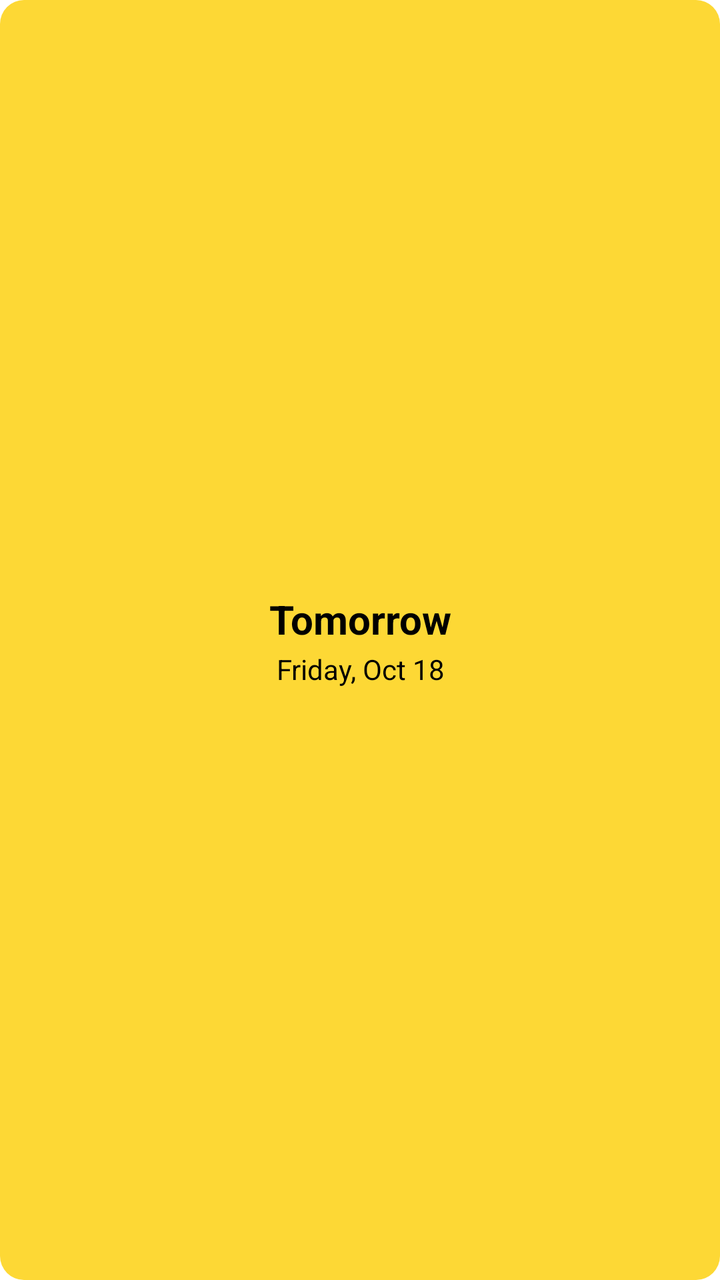
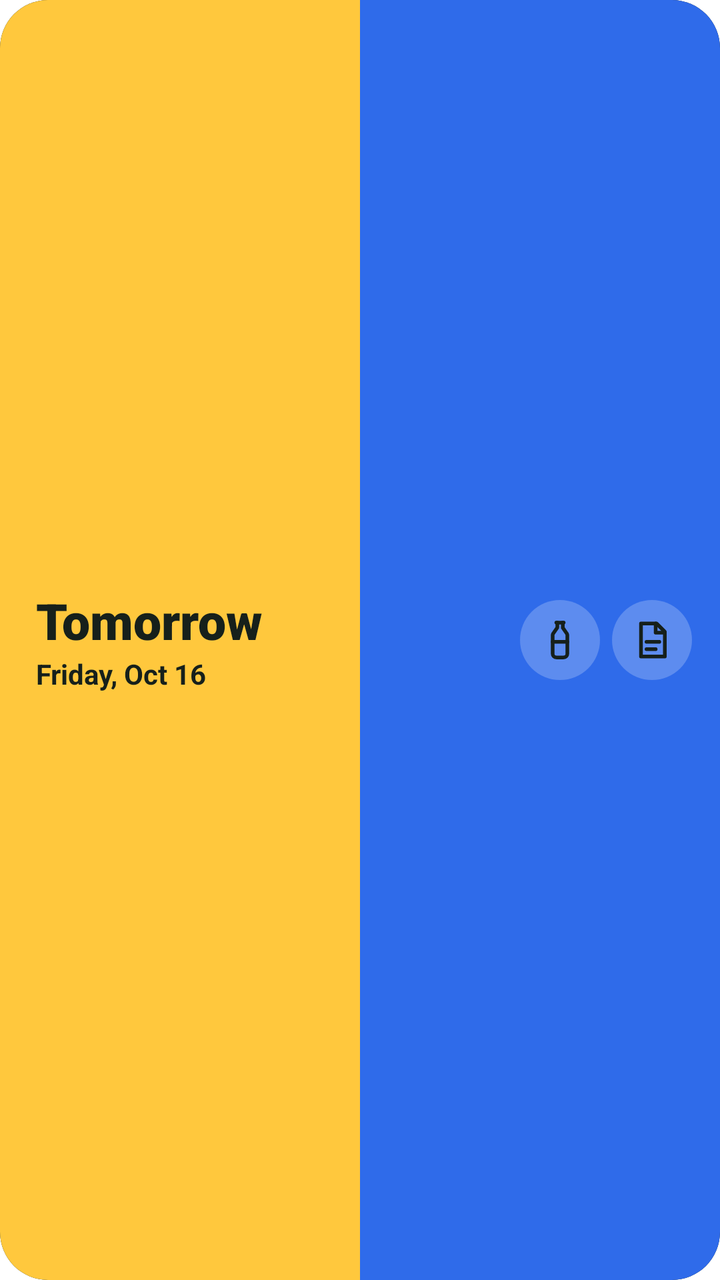

An Android layout rendered at two revisions. The XML below is the earlier revision; the diff shows what the commit changed to produce the second picture.
<!-- AndroidManifest.xml: fallback theme Theme.MaterialComponents.DayNight.NoActionBar -->
<!-- res/layout/trashifier_widget_preview.xml -->
<LinearLayout xmlns:android="http://schemas.android.com/apk/res/android"
    android:id="@+id/widget_container"
    android:layout_width="match_parent"
    android:layout_height="match_parent"
    android:orientation="vertical"
    android:background="@drawable/widget_background_plastic"
    android:paddingLeft="16dp"
    android:paddingRight="16dp"
    android:paddingTop="12dp"
    android:paddingBottom="12dp"
    android:gravity="center">

    
    <ImageView
        android:id="@+id/app_icon"
        android:layout_width="48dp"
        android:layout_height="48dp"
        android:src="@mipmap/launcher_icon"
        android:layout_gravity="center"
        android:visibility="gone" />

    
    <TextView
        android:id="@+id/days_until_text"
        android:layout_width="wrap_content"
        android:layout_height="wrap_content"
        android:text="Tomorrow"
        android:textSize="20sp"
        android:textStyle="bold"
        android:textColor="@android:color/black"
        android:gravity="center"
        android:maxLines="2"
        android:ellipsize="end" />

    
    <TextView
        android:id="@+id/pickup_date_text"
        android:layout_width="wrap_content"
        android:layout_height="wrap_content"
        android:text="Friday, Oct 18"
        android:textSize="14sp"
        android:textColor="@android:color/black"
        android:layout_marginTop="2dp"
        android:gravity="center"
        android:lines="1"
        android:ellipsize="end" />

</LinearLayout>
<!-- resources referenced by this layout -->
<resources>
  <!-- drawable widget_background_plastic (drawable) -->
  <?xml version="1.0" encoding="utf-8"?>
  <shape xmlns:android="http://schemas.android.com/apk/res/android"
      android:shape="rectangle">
      <corners android:radius="12dp" />
      <solid android:color="@color/plastic_color" />
  </shape>
  <!-- mipmap launcher_icon: png bitmap (mipmap-hdpi, 3794 bytes) -->
  <color name="plastic_color">#FFFDD835</color>
</resources>

<!-- the commit's change to res/layout/trashifier_widget_preview.xml (unified diff, before → after) -->
@@ -1,48 +1,154 @@
-<LinearLayout xmlns:android="http://schemas.android.com/apk/res/android"
+<?xml version="1.0" encoding="utf-8"?>
+<FrameLayout xmlns:android="http://schemas.android.com/apk/res/android"
     android:id="@+id/widget_container"
     android:layout_width="match_parent"
     android:layout_height="match_parent"
-    android:orientation="vertical"
-    android:background="@drawable/widget_background_plastic"
-    android:paddingLeft="16dp"
-    android:paddingRight="16dp"
-    android:paddingTop="12dp"
-    android:paddingBottom="12dp"
-    android:gravity="center">
+    android:background="@drawable/widget_background">
 
-    
-    <ImageView
-        android:id="@+id/app_icon"
-        android:layout_width="48dp"
-        android:layout_height="48dp"
-        android:src="@mipmap/launcher_icon"
-        android:layout_gravity="center"
-        android:visibility="gone" />
+    <LinearLayout
+        android:layout_width="match_parent"
+        android:layout_height="match_parent"
+        android:orientation="horizontal">
 
-    
-    <TextView
+        <FrameLayout
+            android:layout_width="0dp"
+            android:layout_height="match_parent"
+            android:layout_weight="1"
+            android:background="@drawable/widget_preview_half_left" />
+
+        <FrameLayout
+            android:layout_width="0dp"
+            android:layout_height="match_parent"
+            android:layout_weight="1"
+            android:background="@drawable/widget_preview_half_right" />
+    </LinearLayout>
+    <LinearLayout
+        android:layout_width="match_parent"
+        android:layout_height="match_parent"
+        android:gravity="center_vertical"
+        android:orientation="horizontal"
+        android:paddingStart="18dp"
+        android:paddingTop="10dp"
+        android:paddingEnd="14dp"
+        android:paddingBottom="10dp">
+
+        <ImageView
+            android:id="@+id/app_icon"
+            android:layout_width="44dp"
+            android:layout_height="44dp"
+            android:layout_marginEnd="10dp"
+            android:importantForAccessibility="no"
+            android:src="@drawable/widget_bin_buddy"
+            android:visibility="gone" />
+
+        <LinearLayout
+            android:layout_width="0dp"
+            android:layout_height="wrap_content"
+            android:layout_weight="1"
+            android:orientation="vertical">
+
+            <TextView
         android:id="@+id/days_until_text"
-        android:layout_width="wrap_content"
-        android:layout_height="wrap_content"
+        android:layout_width="match_parent"
+        android:layout_height="34dp"
+        android:autoSizeMaxTextSize="26sp"
+        android:autoSizeMinTextSize="15sp"
+        android:autoSizeStepGranularity="1sp"
+        android:autoSizeTextType="uniform"
+        android:maxLines="1"
+        android:fontFamily="sans-serif-black"
         android:text="Tomorrow"
-        android:textSize="20sp"
-        android:textStyle="bold"
-        android:textColor="@android:color/black"
-        android:gravity="center"
-        android:maxLines="2"
-        android:ellipsize="end" />
+        android:textColor="@color/widget_ink"
+        android:textSize="26sp" />
 
-    
-    <TextView
+            <TextView
         android:id="@+id/pickup_date_text"
         android:layout_width="wrap_content"
         android:layout_height="wrap_content"
-        android:text="Friday, Oct 18"
-        android:textSize="14sp"
-        android:textColor="@android:color/black"
-        android:layout_marginTop="2dp"
-        android:gravity="center"
-        android:lines="1"
-        android:ellipsize="end" />
+        android:maxLines="1"
+        android:ellipsize="end"
+        android:textStyle="bold"
+        android:text="Friday, Oct 16"
+        android:textColor="@color/widget_ink"
+        android:textSize="14sp" />
+        </LinearLayout>
 
-</LinearLayout>
+        <LinearLayout
+            android:layout_width="wrap_content"
+            android:layout_height="wrap_content"
+            android:orientation="horizontal">
+
+            <FrameLayout
+                android:id="@+id/icon_slot_plastic"
+                android:layout_width="40dp"
+                android:layout_height="40dp"
+                android:layout_marginStart="6dp"
+                android:background="@drawable/widget_icon_circle"
+                android:visibility="visible">
+
+                <ImageView
+                    android:id="@+id/icon_plastic"
+                    android:layout_width="22dp"
+                    android:layout_height="22dp"
+                    android:layout_gravity="center"
+                    android:importantForAccessibility="no"
+                    android:src="@drawable/ic_bin_plastic"
+                android:tint="@color/widget_ink" />
+            </FrameLayout>
+
+            <FrameLayout
+                android:id="@+id/icon_slot_paper"
+                android:layout_width="40dp"
+                android:layout_height="40dp"
+                android:layout_marginStart="6dp"
+                android:background="@drawable/widget_icon_circle"
+                android:visibility="visible">
+
+                <ImageView
+                    android:id="@+id/icon_paper"
+                    android:layout_width="22dp"
+                    android:layout_height="22dp"
+                    android:layout_gravity="center"
+                    android:importantForAccessibility="no"
+                    android:src="@drawable/ic_bin_paper"
+                android:tint="@color/widget_ink" />
+            </FrameLayout>
+
+            <FrameLayout
+                android:id="@+id/icon_slot_trash"
+                android:layout_width="40dp"
+                android:layout_height="40dp"
+                android:layout_marginStart="6dp"
+                android:background="@drawable/widget_icon_circle"
+                android:visibility="gone">
+
+                <ImageView
+                    android:id="@+id/icon_trash"
+                    android:layout_width="22dp"
+                    android:layout_height="22dp"
+                    android:layout_gravity="center"
+                    android:importantForAccessibility="no"
+                    android:src="@drawable/ic_bin_trash"
+                android:tint="@color/widget_ink" />
+            </FrameLayout>
+
+            <FrameLayout
+                android:id="@+id/icon_slot_bio"
+                android:layout_width="40dp"
+                android:layout_height="40dp"
+                android:layout_marginStart="6dp"
+                android:background="@drawable/widget_icon_circle"
+                android:visibility="gone">
+
+                <ImageView
+                    android:id="@+id/icon_bio"
+                    android:layout_width="22dp"
+                    android:layout_height="22dp"
+                    android:layout_gravity="center"
+                    android:importantForAccessibility="no"
+                    android:src="@drawable/ic_bin_bio"
+                android:tint="@color/widget_ink" />
+            </FrameLayout>
+        </LinearLayout>
+    </LinearLayout>
+</FrameLayout>
<!-- resource entries referenced after the edit -->
@@ -1,13 +1,163 @@
 <!-- resources referenced by this layout -->
 <resources>
-  <!-- drawable widget_background_plastic (drawable) -->
+  <color name="widget_ink">#FF16201B</color>
+  <!-- drawable ic_bin_bio (drawable) -->
+  <?xml version="1.0" encoding="utf-8"?>
+  <vector xmlns:android="http://schemas.android.com/apk/res/android"
+      android:width="24dp"
+      android:height="24dp"
+      android:viewportWidth="24"
+      android:viewportHeight="24">
+      <path
+          android:pathData="M20 4C11 4 5 8.5 5 15.5c0 1.6.4 3 1 4.5 1.5.6 2.9 1 4.5 1C17 21 20 13 20 4Z"
+          android:strokeColor="#FFFFFFFF"
+          android:strokeWidth="2"
+          android:strokeLineCap="round"
+          android:strokeLineJoin="round" />
+      <path
+          android:pathData="M4 21c3-5 6.5-8.5 11-11"
+          android:strokeColor="#FFFFFFFF"
+          android:strokeWidth="2"
+          android:strokeLineCap="round"
+          android:strokeLineJoin="round" />
+  </vector>
+  <!-- drawable ic_bin_paper (drawable) -->
+  <?xml version="1.0" encoding="utf-8"?>
+  <vector xmlns:android="http://schemas.android.com/apk/res/android"
+      android:width="24dp"
+      android:height="24dp"
+      android:viewportWidth="24"
+      android:viewportHeight="24">
+      <path
+          android:pathData="M6 3h8.5L19 7.5V21H6Z"
+          android:strokeColor="#FFFFFFFF"
+          android:strokeWidth="2"
+          android:strokeLineCap="round"
+          android:strokeLineJoin="round" />
+      <path
+          android:pathData="M14 3v5h5"
+          android:strokeColor="#FFFFFFFF"
+          android:strokeWidth="2"
+          android:strokeLineCap="round"
+          android:strokeLineJoin="round" />
+      <path
+          android:pathData="M9 13h7M9 17h5"
+          android:strokeColor="#FFFFFFFF"
+          android:strokeWidth="2"
+          android:strokeLineCap="round"
+          android:strokeLineJoin="round" />
+  </vector>
+  <!-- drawable ic_bin_plastic (drawable) -->
+  <?xml version="1.0" encoding="utf-8"?>
+  <vector xmlns:android="http://schemas.android.com/apk/res/android"
+      android:width="24dp"
+      android:height="24dp"
+      android:viewportWidth="24"
+      android:viewportHeight="24">
+      <path
+          android:pathData="M10 2.5h4"
+          android:strokeColor="#FFFFFFFF"
+          android:strokeWidth="2"
+          android:strokeLineCap="round"
+          android:strokeLineJoin="round" />
+      <path
+          android:pathData="M10.5 2.5v2.8L8.2 8.6A2 2 0 0 0 8 9.6V19.5a2 2 0 0 0 2 2h4a2 2 0 0 0 2-2V9.6a2 2 0 0 0-.2-1L13.5 5.3V2.5"
+          android:strokeColor="#FFFFFFFF"
+          android:strokeWidth="2"
+          android:strokeLineCap="round"
+          android:strokeLineJoin="round" />
+      <path
+          android:pathData="M8 13h8"
+          android:strokeColor="#FFFFFFFF"
+          android:strokeWidth="2"
+          android:strokeLineCap="round"
+          android:strokeLineJoin="round" />
+  </vector>
+  <!-- drawable ic_bin_trash (drawable) -->
+  <?xml version="1.0" encoding="utf-8"?>
+  <vector xmlns:android="http://schemas.android.com/apk/res/android"
+      android:width="24dp"
+      android:height="24dp"
+      android:viewportWidth="24"
+      android:viewportHeight="24">
+      <path
+          android:pathData="M4 6.5h16"
+          android:strokeColor="#FFFFFFFF"
+          android:strokeWidth="2"
+          android:strokeLineCap="round"
+          android:strokeLineJoin="round" />
+      <path
+          android:pathData="M9 6.5V4h6v2.5"
+          android:strokeColor="#FFFFFFFF"
+          android:strokeWidth="2"
+          android:strokeLineCap="round"
+          android:strokeLineJoin="round" />
+      <path
+          android:pathData="M6.5 6.5 7.5 21h9l1-14.5M10 10.5v6.5M14 10.5v6.5"
+          android:strokeColor="#FFFFFFFF"
+          android:strokeWidth="2"
+          android:strokeLineCap="round"
+          android:strokeLineJoin="round" />
+  </vector>
+  <!-- drawable widget_background (drawable) -->
   <?xml version="1.0" encoding="utf-8"?>
   <shape xmlns:android="http://schemas.android.com/apk/res/android"
       android:shape="rectangle">
-      <corners android:radius="12dp" />
+      <corners android:radius="24dp" />
+      <solid android:color="@color/widget_ink" />
+  </shape>
+  <!-- drawable widget_bin_buddy (drawable) -->
+  <?xml version="1.0" encoding="utf-8"?>
+  <vector xmlns:android="http://schemas.android.com/apk/res/android"
+      android:width="120dp"
+      android:height="120dp"
+      android:viewportWidth="120"
+      android:viewportHeight="120">
+      <group>
+          <clip-path android:pathData="M30 44H90L85.2 97.5Q84.6 104 78 104H42Q35.4 104 34.8 97.5Z" />
+          <path android:fillColor="@color/plastic_color" android:pathData="M30 44h15v60h-15z" />
+          <path android:fillColor="@color/paper_color" android:pathData="M45 44h15v60h-15z" />
+          <path android:fillColor="@color/trash_on_dark" android:pathData="M60 44h15v60h-15z" />
+          <path android:fillColor="@color/bio_on_dark" android:pathData="M75 44h15v60h-15z" />
+      </group>
+      <group android:rotation="-12" android:pivotX="60" android:pivotY="36">
+          <path android:fillColor="@color/widget_ground" android:pathData="M29 31h62a5 5 0 0 1 0 10h-62a5 5 0 0 1 0-10z" />
+          <path android:fillColor="@color/widget_ground" android:pathData="M54.5 24h11a4.5 4.5 0 0 1 0 9h-11a4.5 4.5 0 0 1 0-9z" />
+      </group>
+      <path android:fillColor="#FFFFFFFF" android:pathData="M45.5 66a6.5 6.5 0 1 0 13 0a6.5 6.5 0 1 0 -13 0z" />
+      <path android:fillColor="@color/widget_ink" android:pathData="M50.5 64.5a3 3 0 1 0 6 0a3 3 0 1 0 -6 0z" />
+      <path android:fillColor="#FFFFFFFF" android:pathData="M61.5 66a6.5 6.5 0 1 0 13 0a6.5 6.5 0 1 0 -13 0z" />
+      <path android:fillColor="@color/widget_ink" android:pathData="M66.5 64.5a3 3 0 1 0 6 0a3 3 0 1 0 -6 0z" />
+      <path
+          android:pathData="M51 80Q60 88 69 80"
+          android:strokeColor="#FFFFFFFF"
+          android:strokeWidth="4"
+          android:strokeLineCap="round" />
+  </vector>
+  <!-- drawable widget_icon_circle (drawable) -->
+  <?xml version="1.0" encoding="utf-8"?>
+  <shape xmlns:android="http://schemas.android.com/apk/res/android"
+      android:shape="oval">
+      <solid android:color="#38FFFFFF" />
+  </shape>
+  <!-- drawable widget_preview_half_left (drawable) -->
+  <?xml version="1.0" encoding="utf-8"?>
+  <shape xmlns:android="http://schemas.android.com/apk/res/android"
+      android:shape="rectangle">
+      <corners android:topLeftRadius="24dp" android:bottomLeftRadius="24dp" />
       <solid android:color="@color/plastic_color" />
   </shape>
-  <!-- mipmap launcher_icon: png bitmap (mipmap-hdpi, 3794 bytes) -->
-  <color name="plastic_color">#FFFDD835</color>
+  <!-- drawable widget_preview_half_right (drawable) -->
+  <?xml version="1.0" encoding="utf-8"?>
+  <shape xmlns:android="http://schemas.android.com/apk/res/android"
+      android:shape="rectangle">
+      <corners android:topRightRadius="24dp" android:bottomRightRadius="24dp" />
+      <solid android:color="@color/paper_color" />
+  </shape>
+  <color name="plastic_color">#FFFFC83D</color>
+  <color name="paper_color">#FF2F6BEA</color>
+  <color name="trash_on_dark">#FF8E98A3</color>
+  <color name="bio_on_dark">#FF2FB36E</color>
+  <color name="widget_ground">#FFF4F5EF</color>
 </resources>
 
